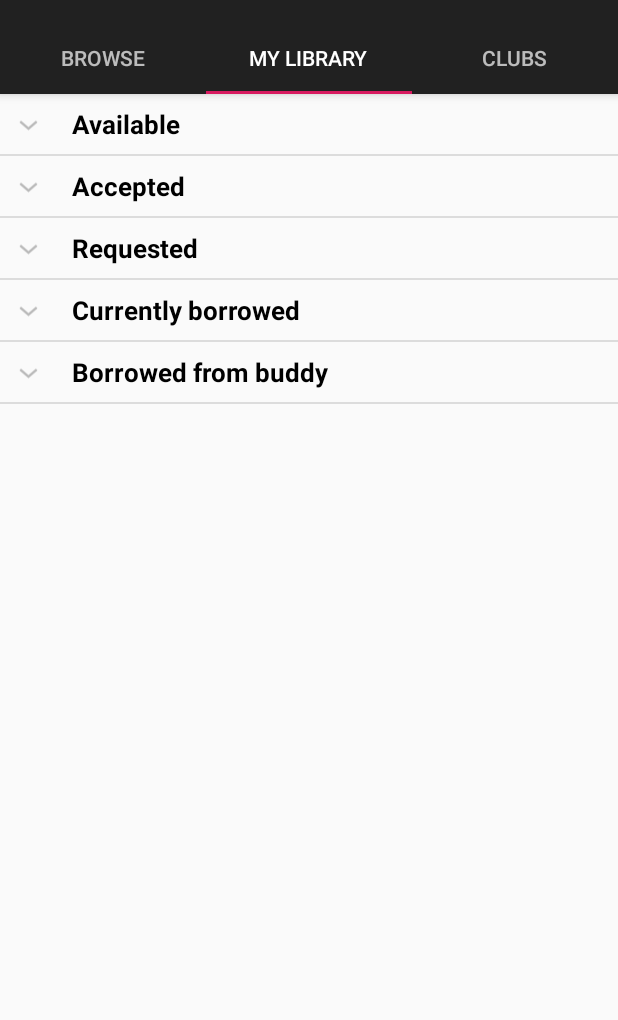
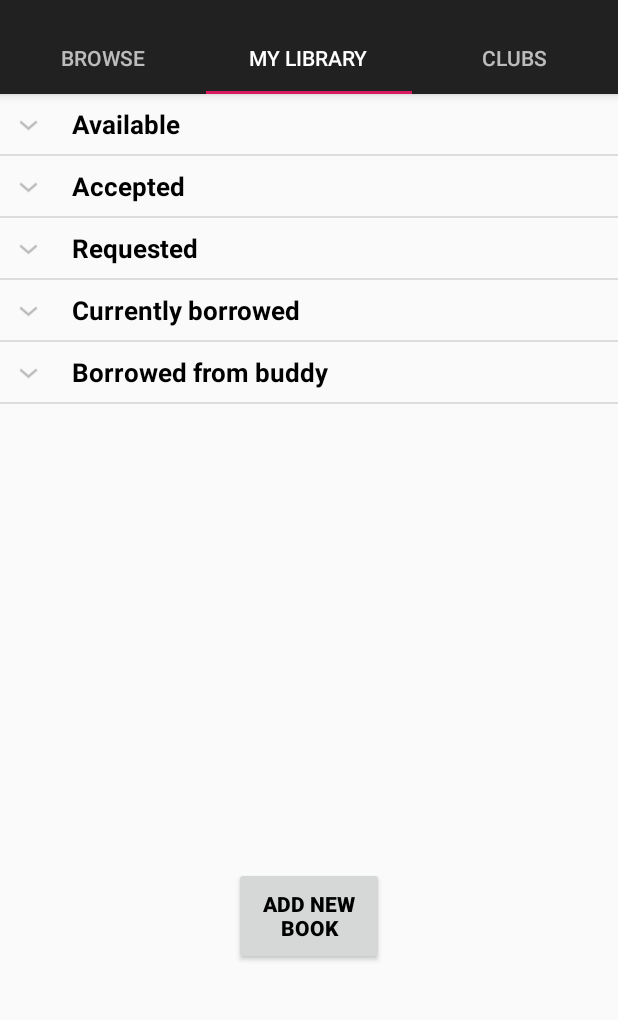
Before and after one commit to cmput301w19t12/BookBuddies, an Android app: the screen it shows after launch once a user with an empty profile is signed in (MainActivity), tab 2 chosen, on a phone screen of 412 x 824 dp, the part 74-1094 px from its top. Run offline under Robolectric (Android 15) with nearby library versions, the phone set to English and light mode, and no system bars; our stand-ins replace Firebase (no records; nobody signed in at launch, a user with empty details on screens opened directly).

Commit message:
implemented "addNewBook" button on profile page.

```diff
--- a/app/src/main/AndroidManifest.xml
+++ b/app/src/main/AndroidManifest.xml
@@ -18,7 +18,8 @@
         android:roundIcon="@mipmap/ic_launcher_round"
         android:supportsRtl="true"
         android:theme="@style/AppTheme">
-        <activity android:name=".MyProfileActivity"></activity>
+        <activity android:name=".book_details"></activity>
+        <activity android:name=".MyProfileActivity" />
 
         <provider
             android:name="android.support.v4.content.FileProvider"
@@ -42,7 +43,7 @@
         </activity>
         <activity android:name=".CreateAccountActivity" />
         <activity android:name=".NewBookActivity" />
-        <activity android:name=".LogInActivity"></activity>
+        <activity android:name=".LogInActivity" />
     </application>
 
 </manifest>
--- a/app/src/main/java/com/cmput301w19t12/bookbuddies/MyLibraryFragment.java
+++ b/app/src/main/java/com/cmput301w19t12/bookbuddies/MyLibraryFragment.java
@@ -20,6 +20,7 @@ import android.util.Log;
 import android.view.LayoutInflater;
 import android.view.View;
 import android.view.ViewGroup;
+import android.widget.Button;
 import android.widget.ExpandableListAdapter;
 import android.widget.ExpandableListView;
 import android.widget.ListView;
@@ -73,8 +74,13 @@ public class MyLibraryFragment extends Fragment {
     private ArrayList<String> MenuHeaders;
     private ExpandableListView Menu;
     private HashMap<String, List<String>> menuChildHeaders;
-
-
+    private Button addNew;
+    private String ttl;
+    private String author;
+    private String isbn;
+    private String owner;
+    private String status;
+    private String desc;
 
     private OnFragmentInteractionListener mListener;
 
@@ -111,6 +117,13 @@ public class MyLibraryFragment extends Fragment {
             mParam1 = getArguments().getString(ARG_PARAM1);
             mParam2 = getArguments().getString(ARG_PARAM2);
         }
+        /*addNew = (Button) getView().findViewById(R.id.addNew);
+        addNew.setOnClickListener(new View.OnClickListener(){
+            @Override
+            public void onClick(View v){
+                Intent intent = new Intent(getActivity(), NewBookActivity.class);
+                startActivity(intent);}
+        });*///This doesn't work for some reasons.
     }
 
     /**
@@ -162,6 +175,20 @@ public class MyLibraryFragment extends Fragment {
         Menu.setOnChildClickListener(new ExpandableListView.OnChildClickListener() {
             @Override
             public boolean onChildClick(ExpandableListView parent, View v, int groupPosition, int childPosition, long id) {
+                /*ttl = parent.getExpandableListAdapter().getChild(groupPosition, childPosition).getid();
+                author = ;
+                isbn = ;
+                owner = ;
+                status = ;
+                desc = parent.getExpandableListAdapter().getChild(groupPosition, childPosition)
+                Intent intent = new Intent(, book_details.class);
+                intent.putExtra(EXTRA_ttl, ttl);
+                intent.putExtra(EXTRA_auth, author);
+                intent.putExtra(EXTRA_isbn, isbn);
+                intent.putExtra(EXTRA_owner, owner);
+                intent.putExtra(EXTRA_status, status);
+                intent.putExtra(EXTRA_desc, desc);
+                startActivity(intent);*/
                 return false;
             }
         });
--- a/app/src/main/res/layout/fragment_my_library.xml
+++ b/app/src/main/res/layout/fragment_my_library.xml
@@ -10,13 +10,43 @@
         android:layout_height="match_parent">
 
         <LinearLayout
+            android:id="@+id/LayoutMaster"
             android:layout_width="match_parent"
             android:layout_height="match_parent"
             android:orientation="vertical">
-            <ExpandableListView
-                android:id="@+id/ExpandingMenu"
+
+            <LinearLayout
+                android:id="@+id/Layout1"
                 android:layout_width="match_parent"
-                android:layout_height="match_parent"/>
+                android:layout_height="500dp"
+                android:orientation="vertical">
+
+                <ExpandableListView
+                    android:id="@+id/ExpandingMenu"
+                    android:layout_width="match_parent"
+                    android:layout_height="500dp" />
+            </LinearLayout>
+
+            <LinearLayout
+                android:id="@+id/Layout2"
+                android:layout_width="match_parent"
+                android:layout_height="match_parent"
+                android:layout_gravity="bottom"
+                android:layout_marginTop="15dp"
+                android:layout_marginBottom="30dp"
+                android:orientation="vertical">
+
+                <Button
+                    android:id="@+id/addNew"
+                    style="@style/Widget.AppCompat.Button"
+                    android:layout_width="100dp"
+                    android:layout_height="65dp"
+                    android:layout_gravity="center_horizontal"
+                    android:layout_marginBottom="150dp"
+                    android:text="@string/addNew"
+                    android:textColor="@color/common_google_signin_btn_text_dark_focused"
+                    android:textStyle="bold" />
+            </LinearLayout>
         </LinearLayout>
     </android.support.constraint.ConstraintLayout>
 </FrameLayout>
--- a/app/src/main/res/values/strings.xml
+++ b/app/src/main/res/values/strings.xml
@@ -14,7 +14,7 @@
     <string name="signOutButton">SignOut</string>
     <string name="newAccountButton">Create New Account</string>
     <string name="myProfile">My Profile</string>
-
+    <string name="addNew">Add New Book</string>
     <!-- TODO: Remove or change this placeholder text -->
     <string name="hello_blank_fragment">Hello blank fragment</string>
     <string name="BookRecommendationsTitle">Books you might like</string>
```
Also changed, not shown: app/src/main/java/com/cmput301w19t12/bookbuddies/MyProfileActivity.java (+13 -3 lines), app/src/main/java/com/cmput301w19t12/bookbuddies/book_details.java (added, +13 -0 lines), app/src/main/res/layout/activity_book_details.xml (added, +84 -0 lines), app/src/main/res/layout/activity_my_profile.xml (+17 -0 lines).
